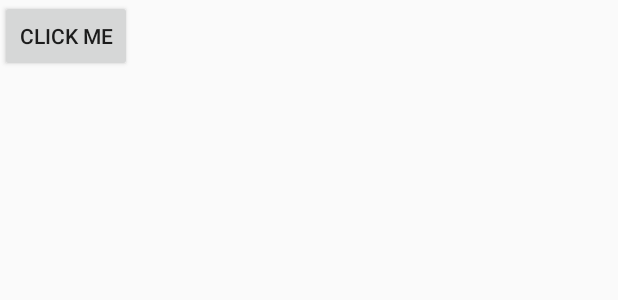
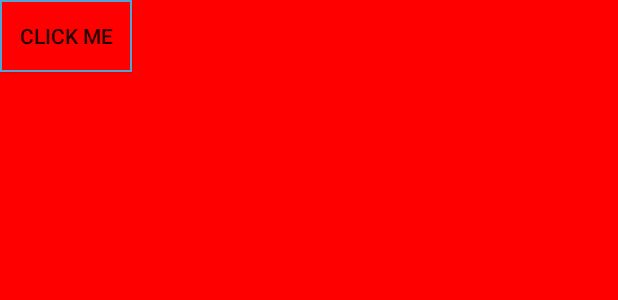
Before and after one commit to wingrez/LovelyPet, an Android app: the layout fw_main.xml on its own in the app's theme, with its tools: preview values and no code run, on a phone screen of 412 x 824 dp. Shown: the top 300 px of the screen. Run offline under Robolectric (Android 15) with nearby library versions, the phone set to English and light mode, and no system bars.

```diff
--- /dev/null
+++ b/app/src/main/res/drawable/border.xml
@@ -0,0 +1,8 @@
+<?xml version="1.0" encoding="utf-8"?>
+<shape xmlns:android="http://schemas.android.com/apk/res/android"
+    android:shape="rectangle">
+    <solid android:color="#FF0000" />
+    <stroke
+        android:width="1dip"
+        android:color="#4fa5d5" />
+</shape>
--- a/app/src/main/res/layout/fw_main.xml
+++ b/app/src/main/res/layout/fw_main.xml
@@ -2,16 +2,19 @@
 <LinearLayout xmlns:android="http://schemas.android.com/apk/res/android"
     android:layout_width="match_parent"
     android:layout_height="match_parent"
-    android:orientation="vertical">
+    android:orientation="vertical"
+    android:background="#FF0000">
 
     <ImageView
         android:id="@+id/imgv_fw"
         android:layout_width="wrap_content"
-        android:layout_height="wrap_content" />
+        android:layout_height="wrap_content"
+        android:background="@drawable/border"/>
 
     <Button
         android:layout_width="wrap_content"
         android:layout_height="wrap_content"
-        android:text="click me" />
+        android:text="click me"
+        android:background="@drawable/border"/>
 
 </LinearLayout>
```
Also changed, not shown: app/src/main/java/com/wingrez/lovelypet/service/FWService.java (+13 -5 lines).
